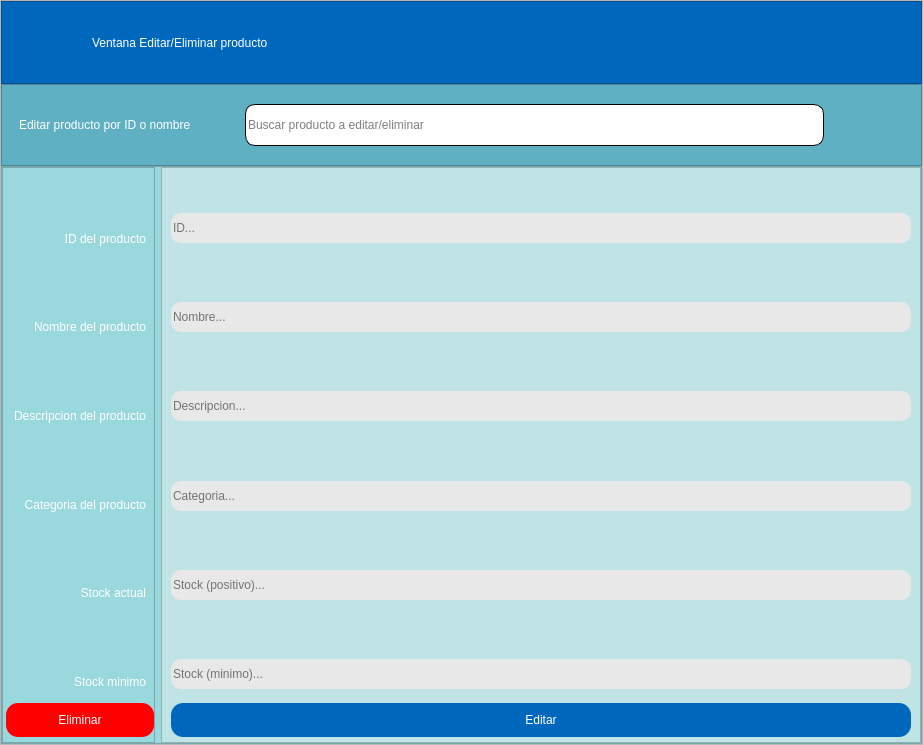
Qt form ui/ventana_editareliminar.ui (https-Contreras/Inventario-Pyme) before a commit.
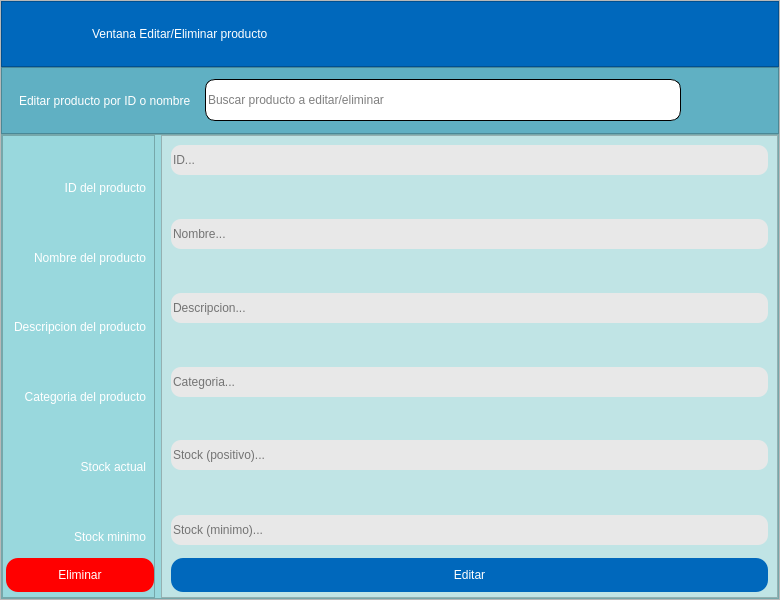
The same form after that commit. Icons and pictures are not drawn.

Diff of the .ui file:
```diff
--- a/ui/ventana_editareliminar.ui
+++ b/ui/ventana_editareliminar.ui
@@ -6,8 +6,8 @@
    <rect>
     <x>0</x>
     <y>0</y>
-    <width>923</width>
-    <height>745</height>
+    <width>780</width>
+    <height>600</height>
    </rect>
   </property>
   <property name="windowTitle">
@@ -305,22 +305,6 @@
            </property>
           </widget>
          </item>
-         <item>
-          <spacer name="horizontalSpacer_7">
-           <property name="orientation">
-            <enum>Qt::Horizontal</enum>
-           </property>
-           <property name="sizeType">
-            <enum>QSizePolicy::Preferred</enum>
-           </property>
-           <property name="sizeHint" stdset="0">
-            <size>
-             <width>40</width>
-             <height>20</height>
-            </size>
-           </property>
-          </spacer>
-         </item>
          <item>
           <widget class="QLineEdit" name="LnEdit_buscar">
            <property name="placeholderText">
@@ -637,7 +621,7 @@
              <number>9</number>
             </property>
             <property name="topMargin">
-             <number>0</number>
+             <number>9</number>
             </property>
             <property name="rightMargin">
              <number>9</number>
@@ -645,22 +629,6 @@
             <property name="bottomMargin">
              <number>5</number>
             </property>
-            <item>
-             <spacer name="verticalSpacer_8">
-              <property name="orientation">
-               <enum>Qt::Vertical</enum>
-              </property>
-              <property name="sizeType">
-               <enum>QSizePolicy::Preferred</enum>
-              </property>
-              <property name="sizeHint" stdset="0">
-               <size>
-                <width>20</width>
-                <height>45</height>
-               </size>
-              </property>
-             </spacer>
-            </item>
             <item>
              <widget class="QLineEdit" name="LnEdit_id_edit">
               <property name="placeholderText">
```
